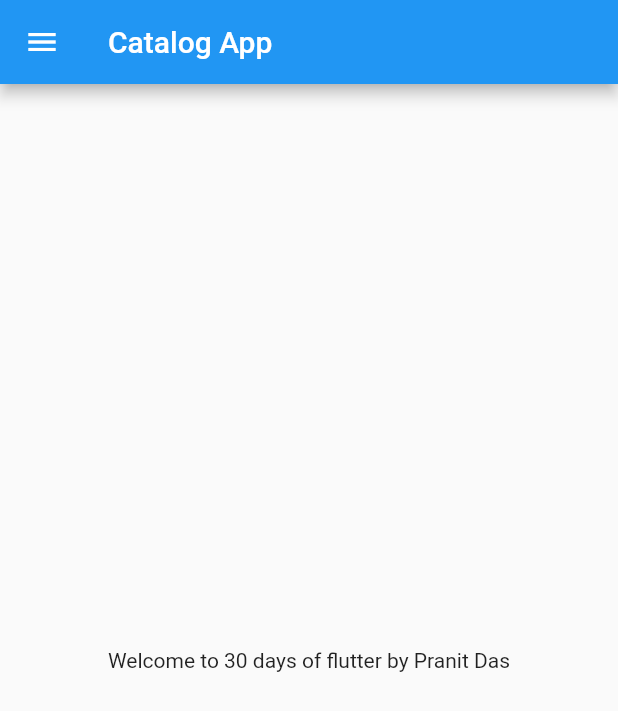
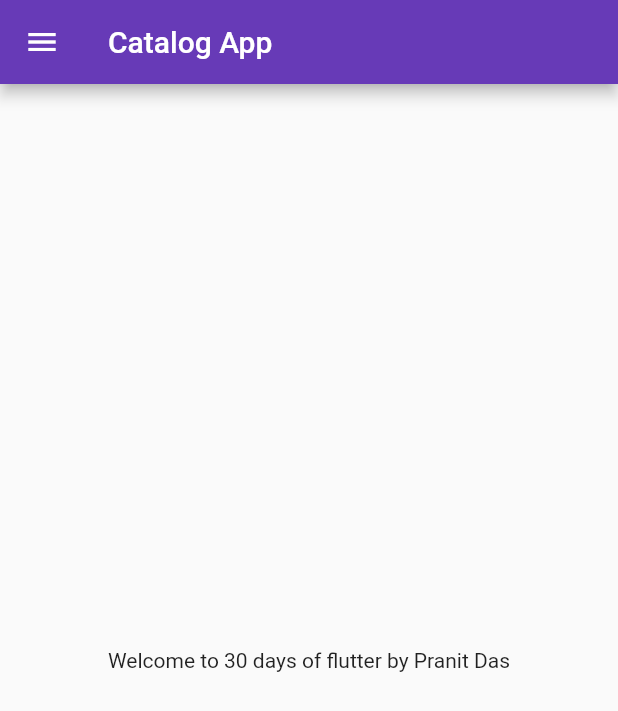
Before and after one commit to pranitdas2022/30DaysOfFlutter, a Flutter app: the screen it shows after launch, on a phone screen of 412 x 824 dp. Shown: the top 711 px of the screen. Run offline on Flutter 3.47's test engine with Material 2 defaults, Android fonts, the phone set to English and light mode, and no system bars.

Commit message:
Day 3 completed

```diff
--- a/lib/main.dart
+++ b/lib/main.dart
@@ -1,5 +1,6 @@
 import 'package:flutter/material.dart';
-import 'package:flutter_catalog/home_page.dart';
+import 'package:flutter_catalog/pages/home_page.dart';
+import 'package:flutter_catalog/pages/login_page.dart';
 
 void main() {
   runApp(MyApp());
@@ -7,8 +8,9 @@ void main() {
 
 class MyApp extends StatelessWidget {
   @override
-  Widget build(BuildContext context)
-  {
+  Widget build(BuildContext context) {
+    // bringVegetables(rupees: 50);
+    // bringVegetables(thaila: true);
     // int days = 30;
     // String name = "Pranit Das";
     // double pi = 3.14;
@@ -19,7 +21,26 @@ class MyApp extends StatelessWidget {
     // const pi = 3.14;
 
     return MaterialApp(
-      home: HomePage(),
+      // home: HomePage(),
+      themeMode: ThemeMode.light,
+      theme: ThemeData(primarySwatch: Colors.deepPurple),
+      darkTheme: ThemeData(
+        brightness: Brightness.dark,
+      ),
+      initialRoute: "/home",
+      routes: {
+        "/": (context) => LoginPage(),
+        "/home": (context) => HomePage(),
+        "/login": (context) => LoginPage()
+      },
     );
   }
+
+  // bringVegetables({ @required bool thaila = false, int rupees = 100})
+  // {
+  //   //Take Cycle
+
+  //   // Go to Sector 16
+  // }
+
 }
```
Also changed, not shown: lib/pages/login_page.dart (added, +19 -0 lines), lib/pages/home_page.dart (line endings or trailing spaces).
